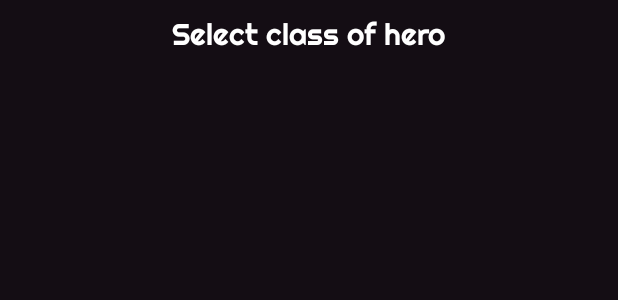
After one commit to Wainow/dwo, an Android app: the layout create_dialog.xml on its own in the app's theme, with its tools: preview values and no code run, on a phone screen of 412 x 824 dp. The commit adds this screen. Shown: the top 300 px of the screen. Run offline under Robolectric (Android 15) with nearby library versions, the phone set to English and light mode, and no system bars; Roboto replaces fonts that are not available here.

Commit message:
alert dialog setting

```diff
--- /dev/null
+++ b/app/src/main/res/layout/create_dialog.xml
@@ -0,0 +1,30 @@
+<?xml version="1.0" encoding="utf-8"?>
+<RelativeLayout xmlns:android="http://schemas.android.com/apk/res/android"
+    android:layout_width="match_parent"
+    android:layout_height="match_parent"
+    xmlns:app="http://schemas.android.com/apk/res-auto"
+    android:background="@color/colorPrimaryPurpleDark">
+    <com.example.dwo.TextViewPlus
+        android:id="@+id/text_select"
+        android:layout_width="wrap_content"
+        android:layout_height="wrap_content"
+        app:customFont="fonts/Righteous-Regular.ttf"
+        android:text="Select class of hero"
+        android:textColor="@color/colorWhite"
+        android:layout_centerHorizontal="true"
+        android:textSize="20dp"
+        android:padding="10dp"/>
+    <GridView
+        android:paddingTop="5dp"
+        android:layout_below="@id/text_select"
+        android:id="@+id/gridView"
+        android:layout_width="wrap_content"
+        android:layout_height="wrap_content"
+        android:columnWidth="100dp"
+        android:gravity="center"
+        android:horizontalSpacing="0dp"
+        android:numColumns="2"
+        android:stretchMode="columnWidth"
+        android:verticalSpacing="35dp">
+    </GridView>
+</RelativeLayout>
--- a/app/src/main/res/values/styles.xml
+++ b/app/src/main/res/values/styles.xml
@@ -9,6 +9,13 @@
 
     <style name="PurpleAppTheme" parent="Theme.MaterialComponents.Light.DarkActionBar">
         <!-- Customize your theme here. -->
+        <item name="colorPrimary">@color/colorPurple</item>
+        <item name="colorPrimaryDark">@color/colorPrimaryPurpleDark</item>
+        <item name="colorAccent">@color/colorPrimaryPurple</item>
+    </style>
+
+    <style name="Dialog_PurpleAppTheme_NoActionBar" parent="Theme.MaterialComponents.Dialog.Alert">
+        <item name="android:background">@color/colorPrimaryPurpleDark</item>
         <item name="colorPrimary">@color/colorPurple</item>
         <item name="colorPrimaryDark">@color/colorPrimaryPurpleDark</item>
         <item name="colorAccent">@color/colorPrimaryPurple</item>
```
Also changed, not shown: app/src/main/java/com/example/dwo/DataAdapter.java (added, +51 -0 lines), app/src/main/java/com/example/dwo/First2Fragment.java (+0 -10 lines), app/src/main/java/com/example/dwo/FirstFragment.java (+0 -9 lines), app/src/main/java/com/example/dwo/General.java (+10 -39 lines), app/src/main/java/com/example/dwo/My2Adapter.java (+49 -1 lines), app/src/main/java/com/example/dwo/OnSwipeTouchListener.java (deleted, +0 -76 lines).
